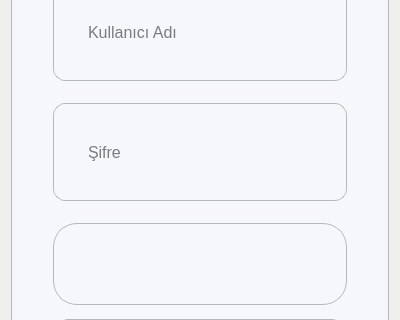
Before: the Qt Designer form ui/loginform.ui in ilhanuzunoglu/HotelManagementSystem, drawn with Qt 5; both pictures show x 0 to 400 and y 194 to 514 of the 400 by 747 pixel window.
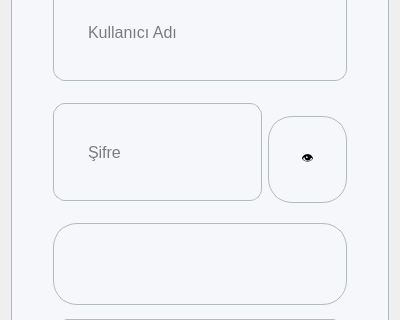
After: the same form once the commit is applied.

Commit message: Tüm local dosyalarla tam güncelleme: GitHub'daki her şey local ile birebir aynı olacak şekilde force push

```diff
--- a/ui/loginform.ui
+++ b/ui/loginform.ui
@@ -60,6 +60,8 @@
        </widget>
       </item>
       <item>
+       <layout class="QHBoxLayout" name="passwordLayout">
+        <item>
        <widget class="QLineEdit" name="passwordLineEdit">
         <property name="placeholderText">
          <string>Şifre</string>
@@ -71,6 +73,21 @@
          <string>padding-left: 32px; height: 32px; border-radius: 12px; border: 1px solid #B2BABB; font-size: 16px; margin-bottom: 16px;</string>
         </property>
        </widget>
+        </item>
+        <item>
+         <widget class="QPushButton" name="showPasswordButton">
+          <property name="text">
+           <string>👁️</string>
+          </property>
+          <property name="toolTip">
+           <string>Şifreyi Göster/Gizle</string>
+          </property>
+          <property name="maximumWidth">
+           <number>32</number>
+          </property>
+         </widget>
+        </item>
+       </layout>
       </item>
       <item>
        <widget class="QLabel" name="errorLabel">
```
Lines whose indentation alone changed are shown as unchanged. The commit also changes 23 other files.
